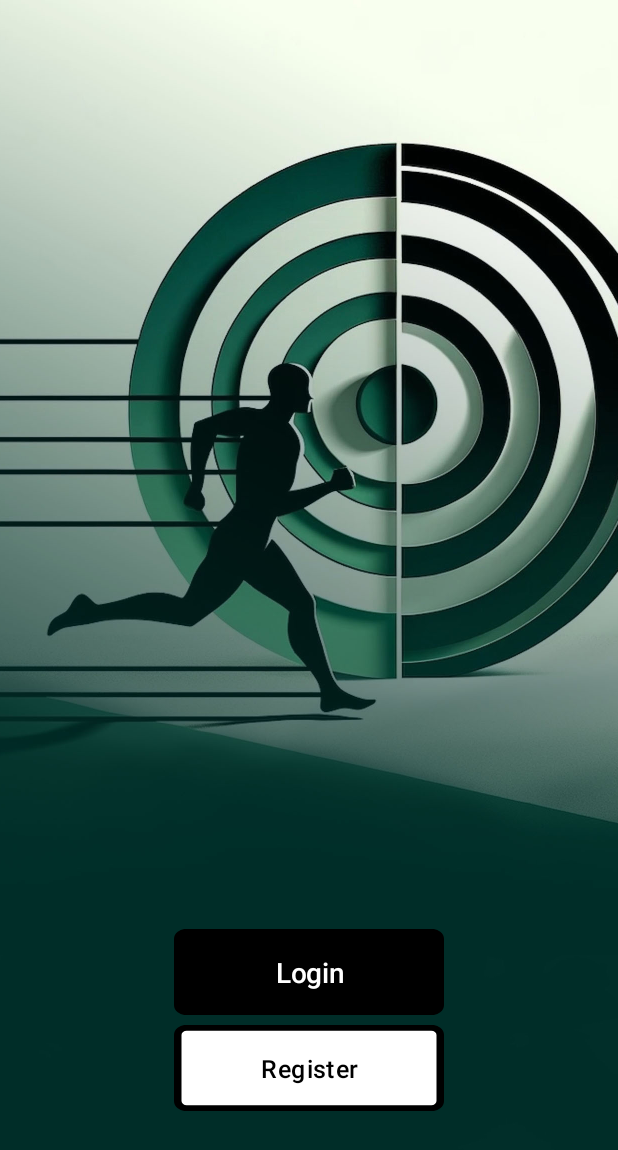
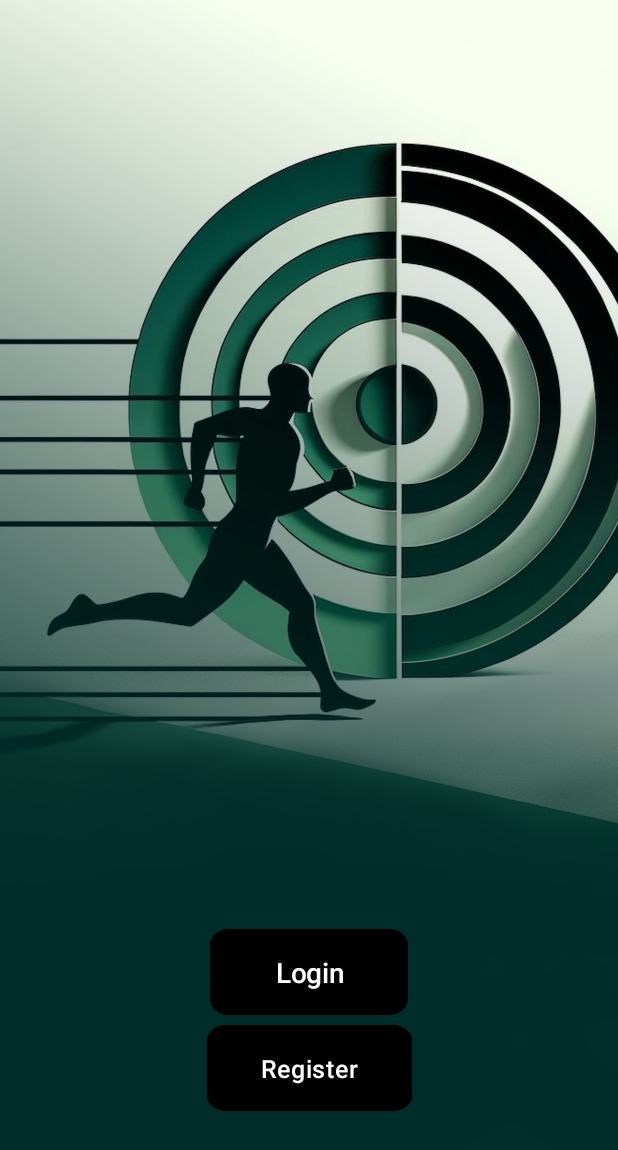
Before and after one commit to AyEssEyeS/AndroidApp, an Android app: the screen it shows after launch (LoginPage), on a phone screen of 412 x 824 dp. Shown: the top 1150 px of the screen. Run offline under Robolectric (Android 15) with nearby library versions, the phone set to English and light mode, and no system bars; our stand-ins replace Firebase (no records; nobody signed in at launch, a user with empty details on screens opened directly), Volley.

```diff
--- a/app/src/main/java/cod/ayesseye/textron0/LoginPage.java
+++ b/app/src/main/java/cod/ayesseye/textron0/LoginPage.java
@@ -273,7 +273,6 @@
                     .addOnCompleteListener(task -> {
                         if (task.isSuccessful()) {
                             Toast.makeText(this, "Login succesfull", Toast.LENGTH_SHORT).show();
-
                             changePage();
                         } else {
                             Exception e = task.getException();
--- a/app/src/main/java/cod/ayesseye/textron0/OpenWeather.java
+++ b/app/src/main/java/cod/ayesseye/textron0/OpenWeather.java
@@ -133,10 +133,10 @@ public class OpenWeather extends AppCompatActivity {
                         JSONObject weather = weatherArr.getJSONObject(0);
                         String description = weather.getString("description");
 
-                        tvCity.setText(R.string.city + city);
+                        tvCity.setText(getString(R.string.city) + " " + city);
                         tvTemperature.setText(getString(R.string.temperature, temp));
-                        tvDescription.setText(R.string.description + description);
-                        tvHumidity.setText(R.string.humidity + humidity);
+                        tvDescription.setText(getString(R.string.description) + " " + description);
+                        tvHumidity.setText(getString(R.string.humidity)  + " " + humidity + "%");
 
                     } catch (JSONException e) {
                         tvCity.setText(R.string.city_error);
--- a/app/src/main/res/drawable/login_button.xml
+++ b/app/src/main/res/drawable/login_button.xml
@@ -1,20 +1,20 @@
 <?xml version="1.0" encoding="utf-8"?>
-<shape
-    xmlns:android="http://schemas.android.com/apk/res/android"
+<shape xmlns:android="http://schemas.android.com/apk/res/android"
     android:shape="rectangle">
 
     <corners
-        android:radius="4dp"/>
+        android:radius="8dp" />
 
     <solid
-        android:color="@color/white"/>
-
-    <size
-        android:width="120dp"
-        android:height="25dp"/>
-
+        android:color="#000000" />
 
     <stroke
-        android:width="5px"
-        android:color="@color/black"/>
+        android:width="2dp"
+        android:color="#FFFFFF" />
+
+    <padding
+        android:left="16dp"
+        android:right="16dp"
+        android:top="8dp"
+        android:bottom="8dp"/>
 </shape>
--- a/app/src/main/res/layout/activity_login_page.xml
+++ b/app/src/main/res/layout/activity_login_page.xml
@@ -67,13 +67,11 @@
         android:layout_height="wrap_content"
         android:layout_marginTop="16dp"
         android:background="@drawable/login_button"
+        app:backgroundTint="@color/black"
         android:scaleX="1.5"
         android:scaleY="1.2"
         android:text="@string/register"
-        android:textColor="@color/black"
         android:textScaleX="0.8"
-        app:backgroundTint="@null"
-        android:visibility="gone"
         app:layout_constraintEnd_toEndOf="parent"
         app:layout_constraintStart_toStartOf="parent"
         app:layout_constraintTop_toBottomOf="@id/login_button" />
@@ -268,12 +266,10 @@
         android:text="@string/register"
         android:scaleX="1.5"
         android:scaleY="1.2"
-        android:textSize="20sp"
         android:textScaleX="0.8"
         android:textColor="@color/white"
         android:layout_marginTop="50dp"
         app:backgroundTint="@color/black"
-        android:visibility="gone"
         app:layout_constraintStart_toStartOf="parent"
         app:layout_constraintEnd_toEndOf="parent"
         app:layout_constraintTop_toBottomOf="@id/register_confirm"/>
--- a/app/src/main/res/layout/activity_main.xml
+++ b/app/src/main/res/layout/activity_main.xml
@@ -13,7 +13,6 @@
         android:layout_width="wrap_content"
         android:layout_height="wrap_content"
         android:text="open weather"
-        android:visibility="gone"
         app:layout_constraintStart_toStartOf="parent"
         app:layout_constraintEnd_toEndOf="parent"
         app:layout_constraintTop_toTopOf="parent"
@@ -25,7 +24,6 @@
         android:layout_height="wrap_content"
         android:text="google maps"
         android:layout_marginTop="10dp"
-        android:visibility="gone"
         app:layout_constraintStart_toStartOf="parent"
         app:layout_constraintEnd_toEndOf="parent"
         app:layout_constraintTop_toBottomOf="@id/open_weather"/>
--- a/app/src/main/res/values/strings.xml
+++ b/app/src/main/res/values/strings.xml
@@ -23,7 +23,7 @@
     <string name="city">City: </string>
     <string name="temperature">Temperature: %1$.1f°C</string>
     <string name="description">Description: </string>
-    <string name="humidity">Humidity: %1$s%</string>
+    <string name="humidity">Humidity: </string>
     <string name="city_error">City: Error</string>
     <string name="temperature_na">Temperature: N/A</string>
     <string name="description_na">Description: N/A</string>
```
Also changed, not shown: app/src/main/java/cod/ayesseye/textron0/MapsActivity.java (+4 -11 lines), app/src/main/res/layout/activity_maps.xml (+79 -5 lines), app/src/main/res/values/themes.xml (+8 -0 lines).
